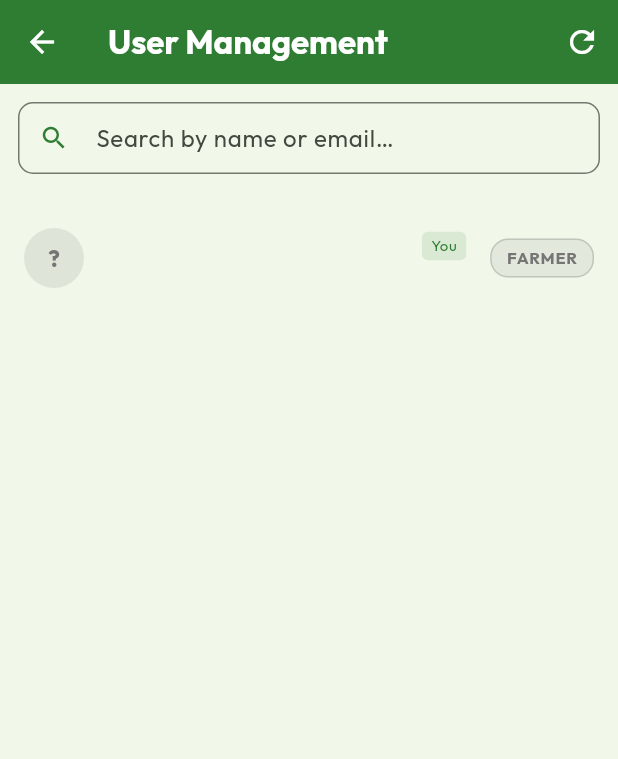
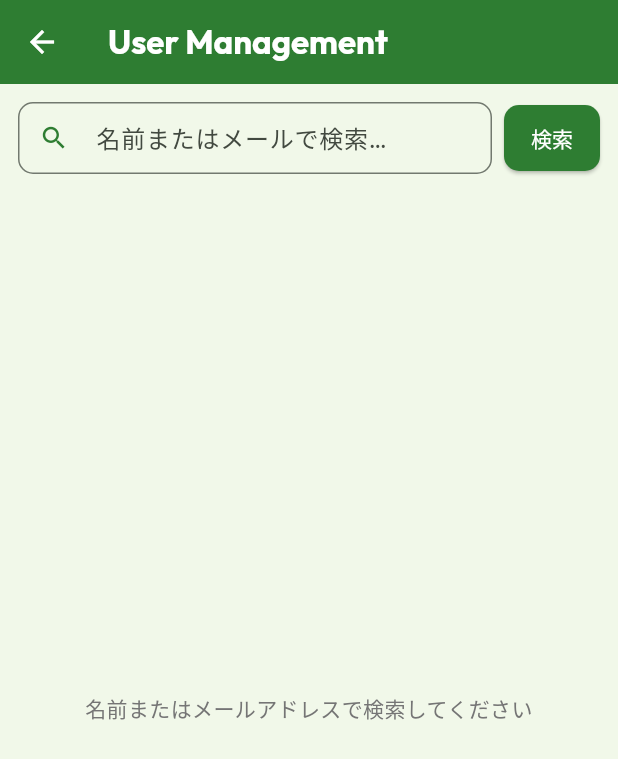
Before and after one commit to eponine0805/agridic, a Flutter app: the AdminUsersScreen screen opened directly, on a phone screen of 412 x 824 dp. Shown: the top 759 px of the screen. Run offline on Flutter 3.47's test engine with Material 3 defaults, Android fonts, the phone set to English and light mode, and no system bars; our stand-ins replace cached_network_image, cloud_firestore, connectivity_plus, firebase_auth, firebase_core, firebase_messaging and 9 more; accounts and stored records are empty; project files that could hold a hidden picture were left out.

Commit message:
セキュリティ・バグ修正・パフォーマンス改善
【セキュリティ】
- Firestore rules: isHidden 非表示投稿をルールレベルで強制（admin のみ読み取り可）
- 位置情報: 表示座標を市区町村レベル（0.05° ≈ 5km グリッド）に丸めて保存。正確な座標は posts/{id}/private/location サブコレクション（admin 専用）へ格納
- Firestore rules: 正確位置情報用 private サブコレクション・通知逆引きインデックス用 notif_refs サブコレクションのルールを追加

【バグ修正】
- FCM トークンをログアウト時に Firestore から削除 + deleteToken() 呼び出し
- 投稿削除時に関連通知を notif_refs インデックス経由でカスケード削除
- addNotification: postId がある場合に notif_refs へ逆引きエントリを記録
- オフラインキュー: 画像アップロード後にキューエントリを逐次更新し、Firestore 書き込み成功後に1件ずつ削除（クラッシュ時の再試行安全性を確保）

【機能改善】
- 管理者ユーザー画面: 全件ロードを廃止し、検索ボタン押下時のみ Firestore から前方一致検索（名前・メール）で取得
- FirebaseService.searchUsers: 名前・メールのプレフィックス検索メソッドを追加

【パフォーマンス】
- AppState.visiblePosts をメモ化（_setPosts / removePost / reloadPost でキャッシュ無効化）
- _posts の全代入を _setPosts() ヘルパー経由に統一（キャッシュ管理を一元化）

https://claude.ai/code/session_01YL9ZHhriX8SqQHMAdEua6Q

```diff
--- a/lib/screens/admin_users_screen.dart
+++ b/lib/screens/admin_users_screen.dart
@@ -13,9 +13,9 @@ class AdminUsersScreen extends StatefulWidget {
 
 class _AdminUsersScreenState extends State<AdminUsersScreen> {
   List<Map<String, dynamic>> _users = [];
-  bool _loading = true;
+  bool _loading = false;
+  bool _searched = false; // 一度も検索していない状態を区別
   String? _error;
-  String _searchQuery = '';
   final _searchCtrl = TextEditingController();
 
   @override
@@ -24,31 +24,21 @@ class _AdminUsersScreenState extends State<AdminUsersScreen> {
     super.dispose();
   }
 
-  List<Map<String, dynamic>> get _filteredUsers {
-    if (_searchQuery.isEmpty) return _users;
-    final q = _searchQuery.toLowerCase();
-    return _users.where((u) {
-      final name = ((u['userName'] ?? '') as String).toLowerCase();
-      final email = ((u['email'] ?? '') as String).toLowerCase();
-      return name.contains(q) || email.contains(q);
-    }).toList();
+  Future<void> _search() async {
+    final query = _searchCtrl.text.trim();
+    if (query.isEmpty) {
+      setState(() {
+        _error = 'キーワードを入力してください';
+      });
+      return;
     }
-
-  @override
-  void initState() {
-    super.initState();
-    _load();
-    _searchCtrl.addListener(
-        () => setState(() => _searchQuery = _searchCtrl.text.trim()));
-  }
-
-  Future<void> _load() async {
     setState(() {
       _loading = true;
       _error = null;
+      _searched = true;
     });
     try {
-      final users = await FirebaseService.fetchUsers();
+      final users = await FirebaseService.searchUsers(query);
       if (mounted) {
         setState(() {
           _users = users;
@@ -66,11 +56,10 @@ class _AdminUsersScreenState extends State<AdminUsersScreen> {
   }
 
   Future<void> _setRole(String uid, String currentRole) async {
-    // Toggle between farmer and admin (expert also available)
     final newRole = showDialog<String>(
       context: context,
       builder: (ctx) => SimpleDialog(
-        title: const Text('Set role'),
+        title: const Text('ロールを変更'),
         children: [
           _roleOption(ctx, 'farmer', currentRole),
           _roleOption(ctx, 'expert', currentRole),
@@ -82,7 +71,7 @@ class _AdminUsersScreenState extends State<AdminUsersScreen> {
     if (role == null || role == currentRole) return;
 
     await FirebaseService.setUserRole(uid, role);
-    _load();
+    _search(); // 変更後に再検索
   }
 
   Widget _roleOption(BuildContext ctx, String role, String current) {
@@ -91,15 +80,19 @@ class _AdminUsersScreenState extends State<AdminUsersScreen> {
       child: Row(
         children: [
           Icon(
-            role == current ? Icons.radio_button_checked : Icons.radio_button_unchecked,
+            role == current
+                ? Icons.radio_button_checked
+                : Icons.radio_button_unchecked,
             size: 18,
-            color: role == current ? AppColors.primary : AppColors.textSecondary,
+            color:
+                role == current ? AppColors.primary : AppColors.textSecondary,
           ),
           const SizedBox(width: 10),
           Text(
             role,
             style: TextStyle(
-              fontWeight: role == current ? FontWeight.bold : FontWeight.normal,
+              fontWeight:
+                  role == current ? FontWeight.bold : FontWeight.normal,
               color: _roleColor(role),
             ),
           ),
@@ -124,49 +117,35 @@ class _AdminUsersScreenState extends State<AdminUsersScreen> {
         foregroundColor: Colors.white,
         title: const Text('User Management',
             style: TextStyle(fontWeight: FontWeight.bold)),
-        actions: [
-          IconButton(
-            icon: const Icon(Icons.refresh),
-            onPressed: _load,
-            tooltip: 'Refresh',
       ),
-        ],
-      ),
-      body: _loading
-          ? const Center(
-              child: CircularProgressIndicator(color: AppColors.primary))
-          : _error != null
-              ? Center(
-                  child: Column(
-                    mainAxisSize: MainAxisSize.min,
+      body: Column(
         children: [
-                      Text(_error!,
-                          style:
-                              const TextStyle(color: AppColors.textSecondary)),
-                      const SizedBox(height: 12),
-                      ElevatedButton(
-                          onPressed: _load, child: const Text('Retry')),
-                    ],
-                  ),
-                )
-              : Column(
-                  children: [
+          // 検索バー
           Padding(
             padding: const EdgeInsets.fromLTRB(12, 12, 12, 4),
+            child: Row(
+              children: [
+                Expanded(
                   child: TextField(
                     controller: _searchCtrl,
+                    textInputAction: TextInputAction.search,
+                    onSubmitted: (_) => _search(),
                     decoration: InputDecoration(
-                          hintText: 'Search by name or email…',
+                      hintText: '名前またはメールで検索…',
                       prefixIcon: const Icon(Icons.search,
                           color: AppColors.primary, size: 20),
-                          suffixIcon: _searchQuery.isNotEmpty
+                      suffixIcon: _searchCtrl.text.isNotEmpty
                           ? IconButton(
                               icon: const Icon(Icons.clear,
                                   size: 18,
                                   color: AppColors.textSecondary),
                               onPressed: () {
                                 _searchCtrl.clear();
-                                    setState(() => _searchQuery = '');
+                                setState(() {
+                                  _users = [];
+                                  _searched = false;
+                                  _error = null;
+                                });
                               },
                             )
                           : null,
@@ -176,36 +155,87 @@ class _AdminUsersScreenState extends State<AdminUsersScreen> {
                           horizontal: 12, vertical: 10),
                       isDense: true,
                     ),
+                    onChanged: (_) => setState(() {}),
                   ),
                 ),
+                const SizedBox(width: 8),
+                ElevatedButton(
+                  onPressed: _loading ? null : _search,
+                  style: ElevatedButton.styleFrom(
+                    backgroundColor: AppColors.primary,
+                    foregroundColor: Colors.white,
+                    padding: const EdgeInsets.symmetric(
+                        horizontal: 16, vertical: 12),
+                    shape: RoundedRectangleBorder(
+                        borderRadius: BorderRadius.circular(10)),
+                  ),
+                  child: _loading
+                      ? const SizedBox(
+                          width: 16,
+                          height: 16,
+                          child: CircularProgressIndicator(
+                              color: Colors.white, strokeWidth: 2),
+                        )
+                      : const Text('検索'),
+                ),
+              ],
+            ),
+          ),
+
+          if (_error != null)
+            Padding(
+              padding: const EdgeInsets.symmetric(horizontal: 16, vertical: 4),
+              child: Text(_error!,
+                  style: const TextStyle(
+                      color: AppColors.danger, fontSize: 12)),
+            ),
+
+          // 検索結果
           Expanded(
-                      child: _filteredUsers.isEmpty
+            child: _loading
+                ? const Center(
+                    child:
+                        CircularProgressIndicator(color: AppColors.primary))
+                : !_searched
+                    ? const Center(
+                        child: Text(
+                          '名前またはメールアドレスで検索してください',
+                          style: TextStyle(color: AppColors.textSecondary),
+                          textAlign: TextAlign.center,
+                        ),
+                      )
+                    : _users.isEmpty
                         ? Center(
                             child: Text(
-                                _searchQuery.isNotEmpty
-                                    ? 'No users found for "$_searchQuery"'
-                                    : 'No registered users yet.',
+                              '"${_searchCtrl.text.trim()}" に一致するユーザーが見つかりません',
                               style: const TextStyle(
                                   color: AppColors.textSecondary),
+                              textAlign: TextAlign.center,
                             ),
                           )
                         : ListView.separated(
                             padding: const EdgeInsets.all(12),
-                              itemCount: _filteredUsers.length,
+                            itemCount: _users.length,
                             separatorBuilder: (_, __) =>
                                 const Divider(height: 1),
                             itemBuilder: (context, i) {
-                                final user = _filteredUsers[i];
+                              final user = _users[i];
                               final uid = user['uid'] as String;
-                        final name = (user['userName'] ?? '') as String;
-                        final email = (user['email'] ?? '') as String;
-                        final role = (user['role'] ?? 'farmer') as String;
+                              final name =
+                                  (user['userName'] ?? '') as String;
+                              final email =
+                                  (user['email'] ?? '') as String;
+                              final role =
+                                  (user['role'] ?? 'farmer') as String;
                               final isMe = uid == myUid;
                               return ListTile(
                                 leading: CircleAvatar(
-                            backgroundColor: _roleColor(role).withOpacity(0.15),
+                                  backgroundColor:
+                                      _roleColor(role).withOpacity(0.15),
                                   child: Text(
-                              name.isNotEmpty ? name[0].toUpperCase() : '?',
+                                    name.isNotEmpty
+                                        ? name[0].toUpperCase()
+                                        : '?',
                                     style: TextStyle(
                                         color: _roleColor(role),
                                         fontWeight: FontWeight.bold),
@@ -223,12 +253,14 @@ class _AdminUsersScreenState extends State<AdminUsersScreen> {
                                     ),
                                     if (isMe)
                                       Container(
-                                  padding: const EdgeInsets.symmetric(
+                                        padding:
+                                            const EdgeInsets.symmetric(
                                                 horizontal: 6, vertical: 2),
                                         decoration: BoxDecoration(
-                                    color:
-                                        AppColors.primary.withOpacity(0.12),
-                                    borderRadius: BorderRadius.circular(4),
+                                          color: AppColors.primary
+                                              .withOpacity(0.12),
+                                          borderRadius:
+                                              BorderRadius.circular(4),
                                         ),
                                         child: const Text('You',
                                             style: TextStyle(
@@ -247,11 +279,13 @@ class _AdminUsersScreenState extends State<AdminUsersScreen> {
                                     padding: const EdgeInsets.symmetric(
                                         horizontal: 10, vertical: 4),
                                     decoration: BoxDecoration(
-                                color: _roleColor(role).withOpacity(0.12),
-                                borderRadius: BorderRadius.circular(12),
+                                      color: _roleColor(role)
+                                          .withOpacity(0.12),
+                                      borderRadius:
+                                          BorderRadius.circular(12),
                                       border: Border.all(
-                                    color:
-                                        _roleColor(role).withOpacity(0.3)),
+                                          color: _roleColor(role)
+                                              .withOpacity(0.3)),
                                     ),
                                     child: Text(
                                       role.toUpperCase(),
@@ -267,10 +301,10 @@ class _AdminUsersScreenState extends State<AdminUsersScreen> {
                                         horizontal: 4, vertical: 4),
                               );
                             },
-                    ),           // ListView.separated
-                ),               // Expanded
+                          ),
+          ),
         ],
-            ),                   // Column
+      ),
     );
   }
 }
```
Also changed, not shown: lib/providers/app_state.dart (+61 -22 lines), lib/providers/user_prefs.dart (+20 -0 lines), lib/services/firebase_service.dart (+112 -7 lines), lib/services/offline_queue_service.dart (+22 -0 lines), 1 other file. Lines whose indentation alone changed are shown as unchanged.
